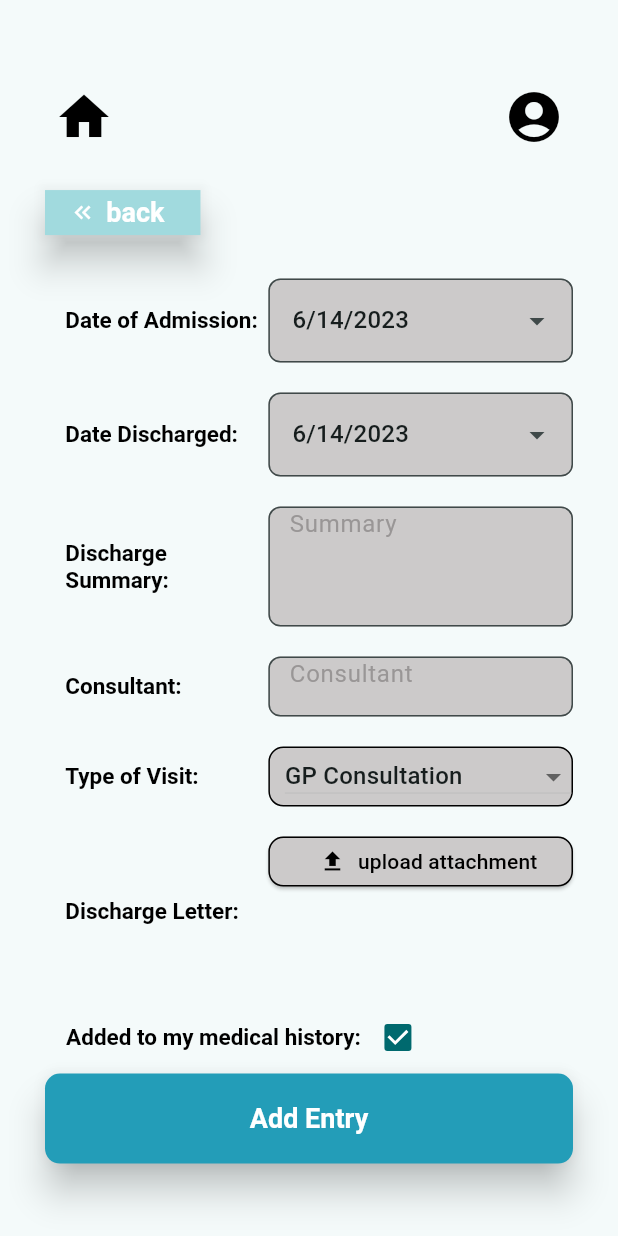
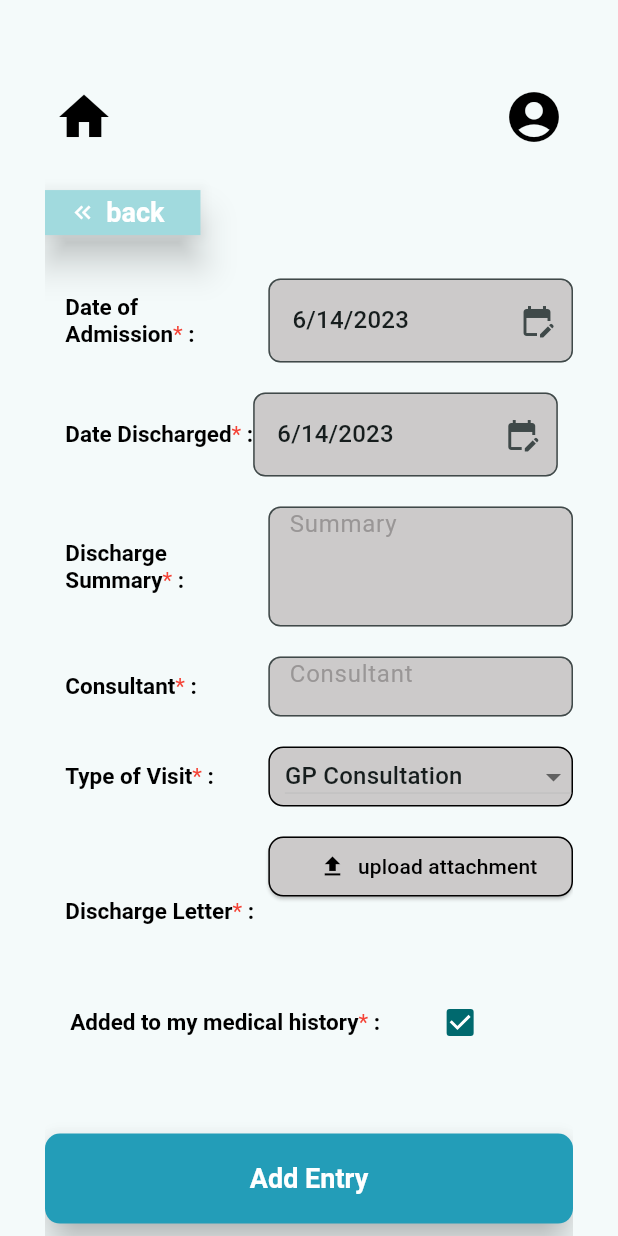
Before and after one commit to S-Pei/Pocket-Patient-Mobile, a Flutter app: the AddHospitalVisitPage screen opened directly, on a phone screen of 412 x 824 dp. Run offline on Flutter 3.47's test engine with Material 2 defaults, Android fonts, the phone set to English and light mode, and no system bars; drawn by our look-alikes of date_field; our stand-ins replace awesome_notifications, cloud_firestore, dartx, dio, file_picker, firebase_core and 3 more; accounts and stored records are empty.

```diff
--- a/lib/pages/addHospitalVisit.dart
+++ b/lib/pages/addHospitalVisit.dart
@@ -1,3 +1,5 @@
+import 'dart:async';
+
 import 'package:dartx/dartx.dart';
 import 'package:date_field/date_field.dart';
 import 'package:flutter/material.dart';
@@ -25,6 +27,7 @@ class _AddHospitalVisitPageState extends State<AddHospitalVisitPage> {
   TextEditingController summaryController = TextEditingController();
   TextEditingController consultantController = TextEditingController();
   late Future<String?> _filePathFuture;
+  bool isVisible = false;
 
   @override
   void initState() {
@@ -137,11 +140,9 @@ class _AddHospitalVisitPageState extends State<AddHospitalVisitPage> {
                                             flex: 10,
                                             child: Container(
                                                 width: 50,
-                                                child: DefaultTextStyle(
-                                                  child: Text(
-                                                      'Discharge Letter:'),
-                                                  style: boldContent,
-                                                  softWrap: true,))),
+                                                child: requiredField('Discharge Letter', requiredStr)
+                                            )
+                                        ),
                                         Flexible(
                                             fit: FlexFit.tight,
                                             flex: 15,
@@ -152,7 +153,7 @@ class _AddHospitalVisitPageState extends State<AddHospitalVisitPage> {
                                                   children: [
                                                     Flexible(
                                                         fit: FlexFit.loose,
-                                                        flex: 4,
+                                                        flex: 7,
                                                         child: Container(
                                                             width: 250,
                                                             constraints: BoxConstraints(
@@ -191,10 +192,10 @@ class _AddHospitalVisitPageState extends State<AddHospitalVisitPage> {
                                                     Flexible(child: SizedBox(
                                                       height: 5,)),
                                                     Flexible(
-                                                        flex: 7,
+                                                        flex: 5,
                                                         fit: FlexFit.loose,
                                                         child: Container(
-                                                            height: 100,
+                                                            height: 40,
                                                             width: 250,
                                                             child: FutureBuilder<
                                                                 String?>(
@@ -238,8 +239,38 @@ class _AddHospitalVisitPageState extends State<AddHospitalVisitPage> {
                                   ),
                                 ] +
                                 addToMedHistCheck(checkBox) +
-                                [LongButton(word: 'Add Entry', onPress: () {
+                                [SizedBox(height: 10,),
+                                  Row(
+                                    mainAxisAlignment: MainAxisAlignment.center,
+                                    children: [
+                                      Container(
+                                        height: 20,
+                                        child: Visibility(
+                                            visible: isVisible,
+                                            child:Text(
+                                              "* Incomplete Field *",
+                                              style: TextStyle(color: Colors.red, fontWeight: FontWeight.bold),
+                                            )
+                                        ),
+                                      ),
+                                    ],
+                                  ),
+                                  SizedBox(height: 20,),
+                                  LongButton(word: 'Add Entry', onPress: () {
                                   _filePathFuture.then((value) {
+                                    if (summaryController.text == "" ||
+                                        consultantController.text == "" ||
+                                        value == "" ) {
+                                      setState(() {
+                                        isVisible = true;
+                                      });
+                                      Timer(Duration(seconds: 3), () {
+                                        if(mounted){
+                                          setState(() {
+                                            isVisible = false;
+                                          });}
+                                      });
+                                    } else {
                                       HealthcareHistoryDataEntry newEntry =
                                       HealthcareHistoryDataEntry(
                                           id: '-1',
@@ -255,8 +286,10 @@ class _AddHospitalVisitPageState extends State<AddHospitalVisitPage> {
                                       addHospVisitEntry(
                                           letterFilePaths[0], newEntry);
                                       Navigator.pop(context);
+                                    }
                                   });
-                                })
+                                }),
+                                SizedBox(height: 50,)
                                 ]
                           // generateVisitDetail('Type of Visit', data.visitType) +
                         )
@@ -287,7 +320,9 @@ class AddVisitDetailsText extends StatelessWidget {
           flex: 10,
           child: Container(
               width: 50,
-              child: DefaultTextStyle(child: Text('$title:'), style: boldContent, softWrap: true,))),
+              child: requiredField(title, requiredStr)
+          )
+      ),
       Flexible(
           fit: FlexFit.tight,
           flex:15,
@@ -331,10 +366,6 @@ List<Widget> addVisitText(String title, TextEditingController controller, String
 List<Widget> addToMedHistCheck(Widget checkBox) {
   return [
     Flexible(
-        flex: 5,
-        fit: FlexFit.loose,
-        child: SizedBox(height: 10,)),
-    Flexible(
         flex: 1,
         fit: FlexFit.loose,
         child:
@@ -348,10 +379,12 @@ List<Widget> addToMedHistCheck(Widget checkBox) {
               flex: 15,
               child: Container(
                   width: 250,
-                  child: DefaultTextStyle(child: Text('Added to my medical history:'), style: boldContent, softWrap: true,))),
+                  child: requiredField('Added to my medical history', requiredStr)
+              )
+          ),
           Flexible(
               fit: FlexFit.loose,
-              flex:9,
+              flex:5,
               child: Container(
                   width: 20,
                   child: checkBox
@@ -380,7 +413,9 @@ List<Widget> addDropDown(Widget dropDown) {
               flex: 10,
               child: Container(
                   width: 250,
-                  child: DefaultTextStyle(child: Text('Type of Visit:'), style: boldContent, softWrap: true,))),
+                  child: requiredField('Type of Visit', requiredStr)
+              )
+          ),
           Flexible(
               fit: FlexFit.loose,
               flex:15,
@@ -422,9 +457,9 @@ List<Widget> addDateField(String title, ValueGetter<DateTime> getDate, ValueSett
           Flexible(
               fit: FlexFit.loose,
               flex: 10,
-              child: Container(
-                  width: 250,
-                  child: DefaultTextStyle(child: Text('$title:'), style: boldContent, softWrap: true,))),
+              child:
+              requiredField(title, requiredStr)
+          ),
           Flexible(
               fit: FlexFit.loose,
               flex:15,
@@ -436,7 +471,7 @@ List<Widget> addDateField(String title, ValueGetter<DateTime> getDate, ValueSett
                     decoration: InputDecoration(
                       filled: true,
                       fillColor: lighterGrey,
-                      suffixIcon: Icon(Icons.arrow_drop_down),
+                      suffixIcon: Icon(Icons.edit_calendar),
                       border: OutlineInputBorder(
                           borderRadius: BorderRadius.all(Radius.circular(8)),
                       ),
--- a/lib/resources/components.dart
+++ b/lib/resources/components.dart
@@ -472,7 +472,7 @@ class _DiaryDateFieldState extends State<DiaryDateField> {
       height: height,
       child: DateTimeFormField(
           decoration: InputDecoration(
-            suffixIcon: Icon(Icons.arrow_drop_down),
+            suffixIcon: Icon(Icons.edit_calendar),
           ),
           onDateSelected: (DateTime value) {
             updateDateFunc(value);
@@ -692,3 +692,25 @@ class TwoInfoTile extends StatelessWidget {
     );
   }
 }
+
+// ADD * BEHIND REQUIRED FIELDS
+Widget requiredField(String title, String isRequired) {
+  return RichText(
+    text: TextSpan(
+      children: <TextSpan>[
+        TextSpan(
+          text: title,
+          style: boldContent,
+        ),
+        TextSpan(
+          text: isRequired,
+          style: const TextStyle(fontSize:15, color: Colors.red),
+        ),
+        TextSpan(
+          text: ':',
+          style: boldContent,
+        ),
+      ],
+    ),
+  );
+}
--- a/lib/resources/globals.dart
+++ b/lib/resources/globals.dart
@@ -127,6 +127,8 @@ Map<String, Widget> idToHospVisitDet = {};
 List<String> letterFilePaths = [];
 List<String> scanFilePaths = [];
 List<String> labFilePaths = [];
+
+String requiredStr = '* ';
 
 Patient? patientData;
 
```
Also changed, not shown: lib/pages/addMedication.dart (+4 -25 lines). Lines whose indentation alone changed are shown as unchanged.
